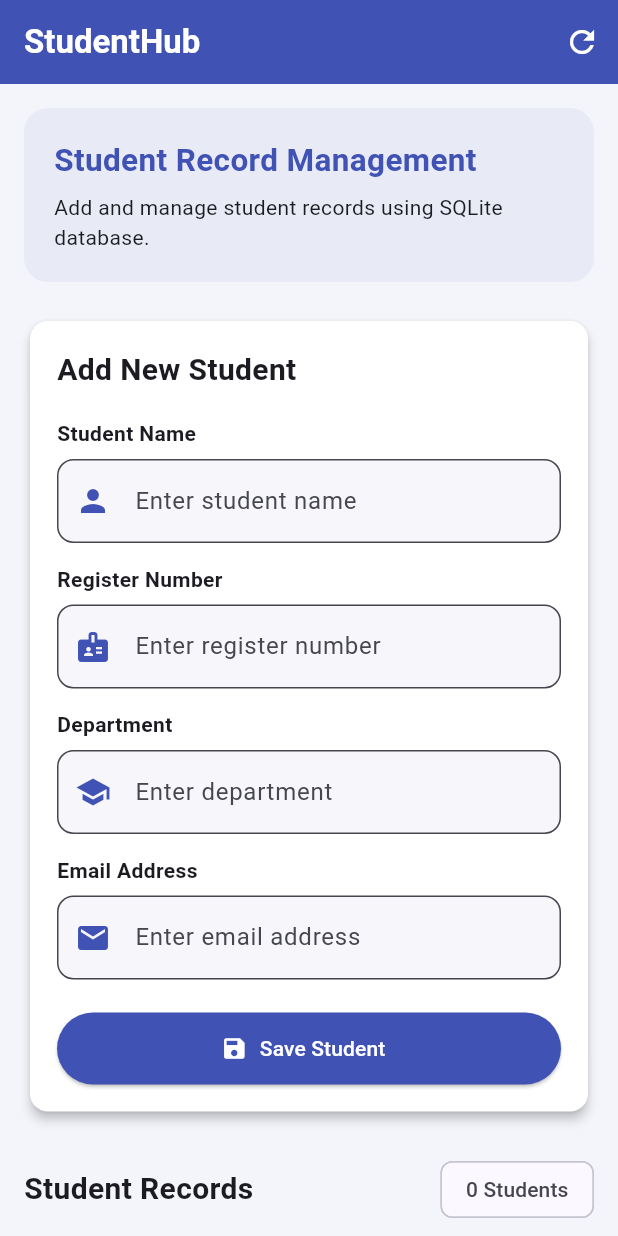
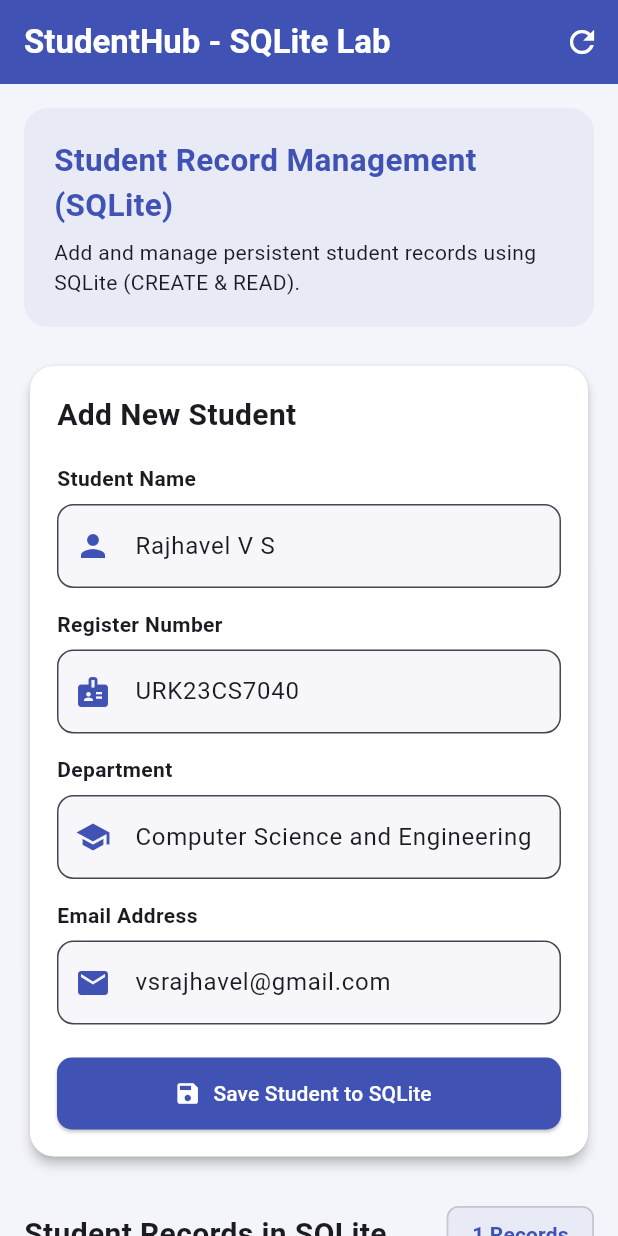
Before and after one commit to VSRAJHAVEL/FlutterLaboratory, a Flutter app: the screen it shows after launch, on a phone screen of 412 x 824 dp. Run offline on Flutter 3.47's test engine with Material 3 defaults, Android fonts, the phone set to English and light mode, and no system bars; our stand-ins replace cloud_firestore, firebase_core, sqflite, sqflite_common_ffi_web; accounts and stored records are empty.

Commit message:
Configure exp_06 with URK23CS7040 pre-seeded record and form values

```diff
--- a/exp_06/lib/main.dart
+++ b/exp_06/lib/main.dart
@@ -47,6 +47,16 @@ class DatabaseHelper {
   static final DatabaseHelper instance = DatabaseHelper._();
   static Database? _database;
 
+  static final List<Student> _fallbackStudents = [
+    const Student(
+      id: 1,
+      name: 'Rajhavel V S',
+      registerNumber: 'URK23CS7040',
+      department: 'Computer Science and Engineering',
+      email: 'vsrajhavel@gmail.com',
+    ),
+  ];
+
   Future<Database> get database async {
     if (_database != null) return _database!;
     _database = await _initDatabase();
@@ -75,22 +85,47 @@ class DatabaseHelper {
             email TEXT NOT NULL
           )
         ''');
+        await db.insert('students', {
+          'name': 'Rajhavel V S',
+          'registerNumber': 'URK23CS7040',
+          'department': 'Computer Science and Engineering',
+          'email': 'vsrajhavel@gmail.com',
+        });
       },
     );
   }
 
   // CREATE operation
   Future<int> insertStudent(Student student) async {
+    try {
       final db = await database;
-    return db.insert('students', student.toMap(),
+      return await db.insert('students', student.toMap(),
           conflictAlgorithm: ConflictAlgorithm.abort);
+    } catch (_) {
+      _fallbackStudents.insert(0, student);
+      return 1;
+    }
   }
 
   // READ operation
   Future<List<Student>> getStudents() async {
+    try {
       final db = await database;
       final result = await db.query('students', orderBy: 'id DESC');
+      if (result.isEmpty) {
+        await db.insert('students', {
+          'name': 'Rajhavel V S',
+          'registerNumber': 'URK23CS7040',
+          'department': 'Computer Science and Engineering',
+          'email': 'vsrajhavel@gmail.com',
+        });
+        final updated = await db.query('students', orderBy: 'id DESC');
+        return updated.map((map) => Student.fromMap(map)).toList();
+      }
       return result.map((map) => Student.fromMap(map)).toList();
+    } catch (_) {
+      return _fallbackStudents;
+    }
   }
 }
 
@@ -122,10 +157,10 @@ class StudentHomePage extends StatefulWidget {
 
 class _StudentHomePageState extends State<StudentHomePage> {
   final _formKey = GlobalKey<FormState>();
-  final _nameController = TextEditingController();
-  final _registerController = TextEditingController();
-  final _departmentController = TextEditingController();
-  final _emailController = TextEditingController();
+  final _nameController = TextEditingController(text: 'Rajhavel V S');
+  final _registerController = TextEditingController(text: 'URK23CS7040');
+  final _departmentController = TextEditingController(text: 'Computer Science and Engineering');
+  final _emailController = TextEditingController(text: 'vsrajhavel@gmail.com');
 
   List<Student> students = [];
   bool isLoading = true;
@@ -161,15 +196,14 @@ class _StudentHomePageState extends State<StudentHomePage> {
 
     try {
       await DatabaseHelper.instance.insertStudent(student);
-      _nameController.clear();
-      _registerController.clear();
-      _departmentController.clear();
-      _emailController.clear();
       await loadStudents();
 
       if (!mounted) return;
       ScaffoldMessenger.of(context).showSnackBar(
-        const SnackBar(content: Text('Student saved successfully!')),
+        const SnackBar(
+          content: Text('Student record saved successfully to SQLite!'),
+          backgroundColor: Colors.green,
+        ),
       );
     } catch (e) {
       if (!mounted) return;
@@ -202,7 +236,7 @@ class _StudentHomePageState extends State<StudentHomePage> {
     return Scaffold(
       backgroundColor: const Color(0xFFF4F5FA),
       appBar: AppBar(
-        title: const Text('StudentHub',
+        title: const Text('StudentHub - SQLite Lab',
             style: TextStyle(fontWeight: FontWeight.bold)),
         backgroundColor: const Color(0xFF4053B5),
         foregroundColor: Colors.white,
@@ -228,12 +262,12 @@ class _StudentHomePageState extends State<StudentHomePage> {
                 child: const Column(
                   crossAxisAlignment: CrossAxisAlignment.start,
                   children: [
-                    Text('Student Record Management',
+                    Text('Student Record Management (SQLite)',
                         style: TextStyle(fontSize: 21,
                             fontWeight: FontWeight.bold,
                             color: Color(0xFF4053B5))),
                     SizedBox(height: 6),
-                    Text('Add and manage student records using SQLite database.'),
+                    Text('Add and manage persistent student records using SQLite (CREATE & READ).'),
                   ],
                 ),
               ),
@@ -241,6 +275,9 @@ class _StudentHomePageState extends State<StudentHomePage> {
               Card(
                 color: Colors.white,
                 elevation: 3,
+                shape: RoundedRectangleBorder(
+                  borderRadius: BorderRadius.circular(16),
+                ),
                 child: Padding(
                   padding: const EdgeInsets.all(18),
                   child: Form(
@@ -267,10 +304,13 @@ class _StudentHomePageState extends State<StudentHomePage> {
                           child: ElevatedButton.icon(
                             onPressed: isSaving ? null : saveStudent,
                             icon: const Icon(Icons.save),
-                            label: Text(isSaving ? 'Saving...' : 'Save Student'),
+                            label: Text(isSaving ? 'Saving...' : 'Save Student to SQLite'),
                             style: ElevatedButton.styleFrom(
                               backgroundColor: const Color(0xFF4053B5),
                               foregroundColor: Colors.white,
+                              shape: RoundedRectangleBorder(
+                                borderRadius: BorderRadius.circular(10),
+                              ),
                             ),
                           ),
                         ),
@@ -283,10 +323,14 @@ class _StudentHomePageState extends State<StudentHomePage> {
               Row(
                 mainAxisAlignment: MainAxisAlignment.spaceBetween,
                 children: [
-                  const Text('Student Records',
+                  const Text('Student Records in SQLite',
                       style: TextStyle(fontSize: 20,
                           fontWeight: FontWeight.bold)),
-                  Chip(label: Text('${students.length} Students')),
+                  Chip(
+                    backgroundColor: const Color(0xFFE8EAF6),
+                    label: Text('${students.length} Records',
+                        style: const TextStyle(fontWeight: FontWeight.bold, color: Color(0xFF4053B5))),
+                  ),
                 ],
               ),
               const SizedBox(height: 8),
@@ -350,21 +394,45 @@ class StudentCard extends StatelessWidget {
 
   @override
   Widget build(BuildContext context) {
+    final bool isUser = student.registerNumber.toUpperCase() == 'URK23CS7040';
     return Card(
       color: Colors.white,
       elevation: 2,
       margin: const EdgeInsets.only(bottom: 12),
+      shape: RoundedRectangleBorder(
+        borderRadius: BorderRadius.circular(12),
+        side: isUser
+            ? const BorderSide(color: Color(0xFF4053B5), width: 2)
+            : BorderSide.none,
+      ),
       child: ListTile(
         contentPadding: const EdgeInsets.all(14),
         leading: CircleAvatar(
-          backgroundColor: const Color(0xFFC5CAE9),
+          backgroundColor: isUser ? const Color(0xFF4053B5) : const Color(0xFFC5CAE9),
           child: Text(student.name.isNotEmpty
               ? student.name[0].toUpperCase() : '?',
-              style: const TextStyle(color: Color(0xFF4053B5),
+              style: TextStyle(
+                  color: isUser ? Colors.white : const Color(0xFF4053B5),
                   fontWeight: FontWeight.bold)),
         ),
-        title: Text(student.name,
+        title: Row(
+          children: [
+            Text(student.name,
                 style: const TextStyle(fontWeight: FontWeight.bold)),
+            if (isUser) ...[
+              const SizedBox(width: 8),
+              Container(
+                padding: const EdgeInsets.symmetric(horizontal: 6, vertical: 2),
+                decoration: BoxDecoration(
+                  color: const Color(0xFFE8EAF6),
+                  borderRadius: BorderRadius.circular(6),
+                ),
+                child: const Text('YOU',
+                    style: TextStyle(fontSize: 11, fontWeight: FontWeight.bold, color: Color(0xFF4053B5))),
+              ),
+            ],
+          ],
+        ),
         subtitle: Padding(
           padding: const EdgeInsets.only(top: 6),
           child: Text(
```
Lines whose indentation alone changed are shown as unchanged.
